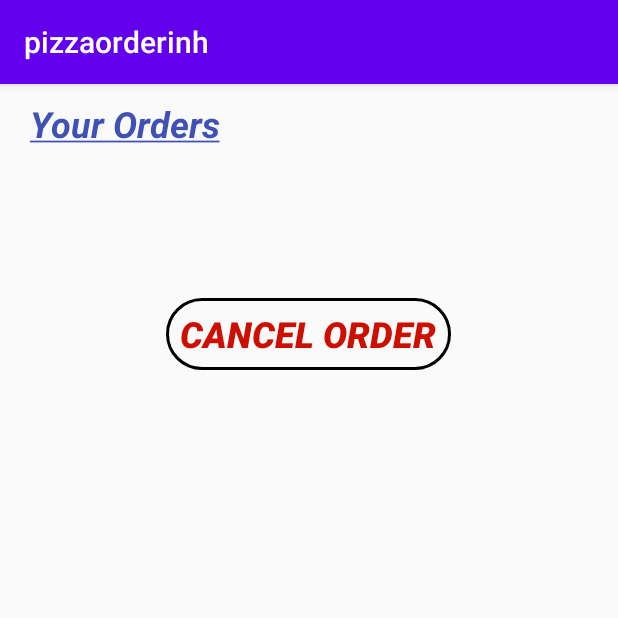
After one commit to azeem30/CompletePizzaOrdering, an Android app: the Orders screen opened directly, with no data from a screen before it, on a phone screen of 412 x 824 dp, the top half of it. The commit adds this screen. Run offline under Robolectric (Android 15) with nearby library versions, the phone set to English and light mode, and no system bars; our stand-ins replace Firebase (no records; nobody signed in at launch, a user with empty details on screens opened directly).

Commit message:
Your Orders Implemented

```diff
--- /dev/null
+++ b/app/src/main/java/com/example/pizzaorderinh/Orders.java
@@ -0,0 +1,17 @@
+package com.example.pizzaorderinh;
+
+import androidx.appcompat.app.AppCompatActivity;
+
+import android.os.Bundle;
+import android.view.WindowManager;
+
+public class Orders extends AppCompatActivity {
+
+    @Override
+    protected void onCreate(Bundle savedInstanceState) {
+        super.onCreate(savedInstanceState);
+        setContentView(R.layout.activity_orders);
+        getWindow().setFlags(WindowManager.LayoutParams.FLAG_FULLSCREEN,WindowManager.LayoutParams.FLAG_FULLSCREEN);
+        getSupportFragmentManager().beginTransaction().replace(R.id.orderSwap,new yourOrders()).commit();
+    }
+}
--- /dev/null
+++ b/app/src/main/java/com/example/pizzaorderinh/yourOrders.java
@@ -0,0 +1,129 @@
+package com.example.pizzaorderinh;
+
+import android.app.ProgressDialog;
+import android.graphics.Paint;
+import android.os.Bundle;
+
+import androidx.annotation.NonNull;
+import androidx.appcompat.app.AppCompatActivity;
+import androidx.fragment.app.Fragment;
+import androidx.recyclerview.widget.LinearLayoutManager;
+import androidx.recyclerview.widget.RecyclerView;
+
+import android.view.LayoutInflater;
+import android.view.View;
+import android.view.ViewGroup;
+import android.widget.Button;
+import android.widget.TextView;
+import android.widget.Toast;
+
+import com.firebase.ui.database.FirebaseRecyclerOptions;
+import com.google.firebase.auth.FirebaseAuth;
+import com.google.firebase.database.DataSnapshot;
+import com.google.firebase.database.DatabaseError;
+import com.google.firebase.database.DatabaseReference;
+import com.google.firebase.database.FirebaseDatabase;
+import com.google.firebase.database.ValueEventListener;
+
+
+public class yourOrders extends Fragment {
+
+   FirebaseDatabase fOrder = FirebaseDatabase.getInstance();
+   String ordUser = FirebaseAuth.getInstance().getCurrentUser().getUid();
+   DatabaseReference dYourOrder = fOrder.getReference().child("Orders").child(ordUser);
+   yourOrderAdapter yoa;
+   RecyclerView recOrder;
+   ProgressDialog cancelling;
+
+
+    private static final String ARG_PARAM1 = "param1";
+    private static final String ARG_PARAM2 = "param2";
+
+
+    private String mParam1;
+    private String mParam2;
+
+    public yourOrders() {
+        // Required empty public constructor
+    }
+
+
+    public static yourOrders newInstance(String param1, String param2) {
+        yourOrders fragment = new yourOrders();
+        Bundle args = new Bundle();
+        args.putString(ARG_PARAM1, param1);
+        args.putString(ARG_PARAM2, param2);
+        fragment.setArguments(args);
+        return fragment;
+    }
+
+    @Override
+    public void onCreate(Bundle savedInstanceState) {
+        super.onCreate(savedInstanceState);
+        if (getArguments() != null) {
+            mParam1 = getArguments().getString(ARG_PARAM1);
+            mParam2 = getArguments().getString(ARG_PARAM2);
+        }
+    }
+
+    @Override
+    public View onCreateView(LayoutInflater inflater, ViewGroup container,
+                             Bundle savedInstanceState) {
+        // Inflate the layout for this fragmentView
+        View viewOrder = inflater.inflate(R.layout.fragment_your_orders, container, false);
+        TextView yoLabel = viewOrder.findViewById(R.id.yourOrderLabelText);
+        yoLabel.setPaintFlags(yoLabel.getPaintFlags()| Paint.UNDERLINE_TEXT_FLAG);
+        Button cancel = viewOrder.findViewById(R.id.cancOrder);
+        recOrder = viewOrder.findViewById(R.id.orderRec);
+        recOrder.setLayoutManager(new LinearLayoutManager(getContext()));
+
+        FirebaseRecyclerOptions<orderItem> optionsO =
+                new FirebaseRecyclerOptions.Builder<orderItem>()
+                        .setQuery(dYourOrder, orderItem.class)
+                        .build();
+        yoa = new yourOrderAdapter(optionsO);
+        recOrder.setAdapter(yoa);
+
+        cancel.setOnClickListener(new View.OnClickListener() {
+            @Override
+            public void onClick(View view) {
+                dYourOrder.addValueEventListener(new ValueEventListener() {
+                    public void cancellation() {
+                        cancelling.setTitle("Cancel Order");
+                        cancelling.setMessage("Your Order is Being Cancelled");
+                        cancelling.show();
+                    }
+                    public void sendUserToMenu(){
+                        AppCompatActivity ordersSeVapas = (AppCompatActivity)getContext();
+                        ordersSeVapas.getSupportFragmentManager().beginTransaction().replace(R.id.wrapper,new recFragment()).addToBackStack(null).commit();
+                    }
+                    public void sendUserToYourOrders(){
+                        AppCompatActivity menuSeOrder = (AppCompatActivity)getContext();
+                        menuSeOrder.getSupportFragmentManager().beginTransaction().replace(R.id.wrapper,new yourOrders()).addToBackStack(null).commit();
+                    }
+
+                    @Override
+                    public void onDataChange(@NonNull DataSnapshot snapshot) {
+                        dYourOrder.setValue(null);
+                    }
+
+                    @Override
+                    public void onCancelled(@NonNull DatabaseError error) {
+
+                    }
+                });
+            }
+        });
+        return  viewOrder;
+    }
+    @Override
+    public void onStart() {
+        super.onStart();
+        yoa.startListening();
+    }
+    @Override
+    public void onStop() {
+        super.onStop();
+        yoa.stopListening();
+    }
+}
--- /dev/null
+++ b/app/src/main/res/layout/activity_orders.xml
@@ -0,0 +1,10 @@
+<?xml version="1.0" encoding="utf-8"?>
+<FrameLayout xmlns:android="http://schemas.android.com/apk/res/android"
+    xmlns:app="http://schemas.android.com/apk/res-auto"
+    xmlns:tools="http://schemas.android.com/tools"
+    android:id="@+id/orderSwap"
+    android:layout_width="match_parent"
+    android:layout_height="match_parent"
+    tools:context=".Orders">
+
+</FrameLayout>
--- /dev/null
+++ b/app/src/main/res/layout/fragment_your_orders.xml
@@ -0,0 +1,40 @@
+<?xml version="1.0" encoding="utf-8"?>
+<FrameLayout xmlns:android="http://schemas.android.com/apk/res/android"
+    xmlns:tools="http://schemas.android.com/tools"
+    android:layout_width="match_parent"
+    android:layout_height="match_parent"
+    tools:context=".yourOrders">
+<RelativeLayout
+    android:layout_width="match_parent"
+    android:layout_height="wrap_content">
+   <TextView
+       android:layout_width="wrap_content"
+       android:layout_height="wrap_content"
+       android:text="Your Orders"
+       android:id="@+id/yourOrderLabelText"
+       android:textColor="@color/blue"
+       android:textSize="24dp"
+       android:textStyle="bold|italic"
+       android:layout_marginLeft="20dp"
+       android:layout_marginTop="10dp"/>
+   <androidx.recyclerview.widget.RecyclerView
+       android:layout_width="match_parent"
+       android:layout_height="wrap_content"
+       android:id="@+id/orderRec"
+       android:layout_below="@+id/yourOrderLabelText"
+       android:layout_marginTop="60dp"/>
+
+   <Button
+       android:id="@+id/cancOrder"
+       android:layout_width="190dp"
+       android:layout_height="wrap_content"
+       android:layout_marginTop="40dp"
+       android:layout_centerHorizontal="true"
+       android:background="@drawable/border"
+       android:text="Cancel Order"
+       android:layout_below="@+id/orderRec"
+       android:textColor="@color/red"
+       android:textSize="24dp"
+       android:textStyle="bold|italic" />
+</RelativeLayout>
+</FrameLayout>
--- a/app/src/main/res/values/colors.xml
+++ b/app/src/main/res/values/colors.xml
@@ -9,4 +9,6 @@
     <color name="white">#FFFFFFFF</color>
     <color name="whitecolor">#FFFFFF</color>
     <color name="green">#2DA032</color>
+    <color name="blue">#3F51B5</color>
+    <color name="red">#CC0F01</color>
 </resources>
```
Also changed, not shown: app/src/main/AndroidManifest.xml (+7 -0 lines), app/src/main/java/com/example/pizzaorderinh/orderItem.java (added, +54 -0 lines), app/src/main/java/com/example/pizzaorderinh/recFragment.java (+10 -18 lines), app/src/main/java/com/example/pizzaorderinh/trollyDetails.java (+43 -0 lines), app/src/main/java/com/example/pizzaorderinh/trollyList.java (+42 -0 lines), app/src/main/java/com/example/pizzaorderinh/yourOrderAdapter.java (added, +53 -0 lines), app/src/main/res/layout/fragment_trolly_list.xml (+7 -4 lines), app/src/main/res/layout/order_item.xml (added, +90 -0 lines), app/src/main/res/menu/your_orders.xml (added, +10 -0 lines), app/src/main/res/drawable-v24/orders.jpg (added).
